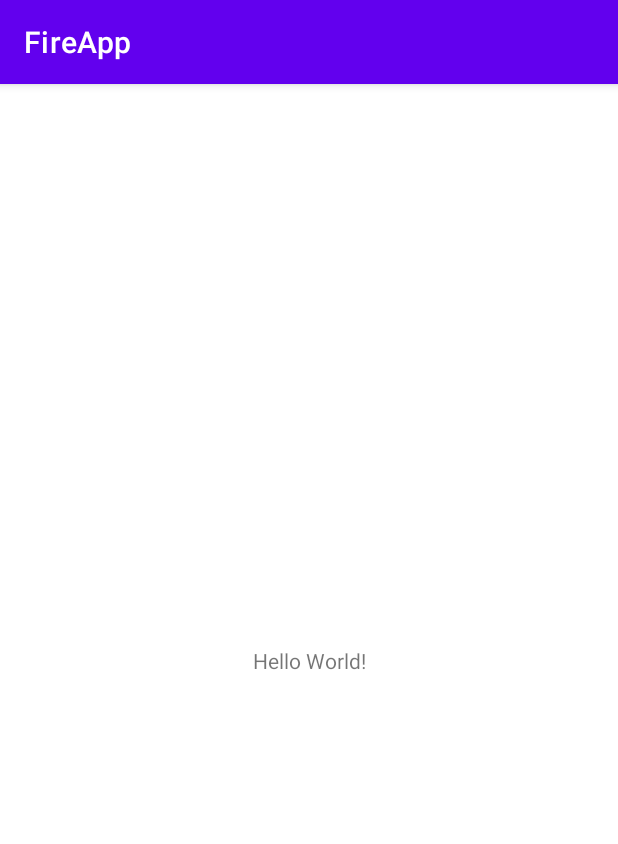
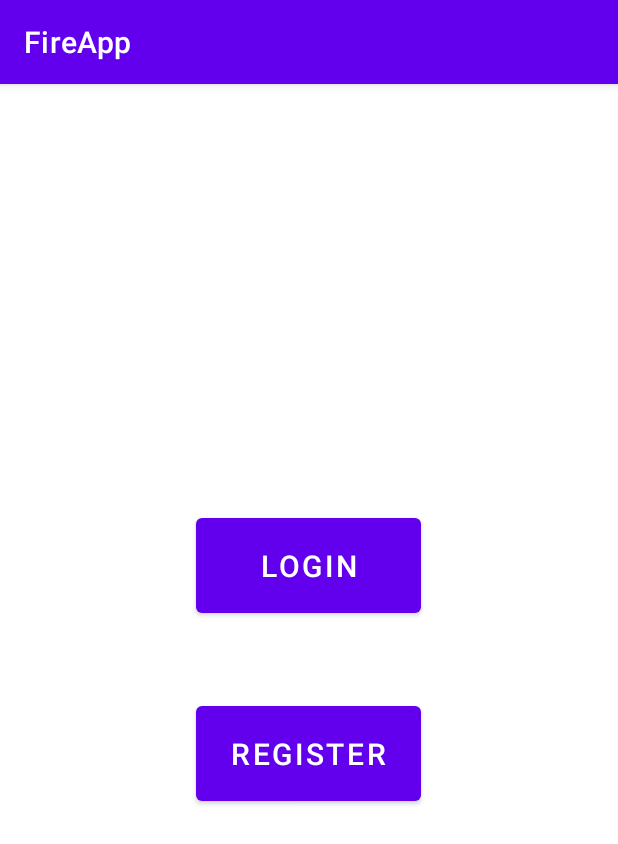
Before and after one commit to anupam2020/FireApp, an Android app: the screen it shows after launch (MainActivity), on a phone screen of 412 x 824 dp. Shown: the top 844 px of the screen. Run offline under Robolectric (Android 15) with nearby library versions, the phone set to English and light mode, and no system bars; our stand-ins replace Firebase (no records; nobody signed in at launch, a user with empty details on screens opened directly).

Commit message:
Registraton and Login Skins added

```diff
--- a/app/build.gradle
+++ b/app/build.gradle
@@ -33,6 +33,7 @@ dependencies {
     implementation 'androidx.appcompat:appcompat:1.3.0'
     implementation 'com.google.android.material:material:1.4.0'
     implementation 'androidx.constraintlayout:constraintlayout:2.0.4'
+    implementation 'org.jetbrains:annotations:15.0'
     testImplementation 'junit:junit:4.13.2'
     androidTestImplementation 'androidx.test.ext:junit:1.1.3'
     androidTestImplementation 'androidx.test.espresso:espresso-core:3.4.0'
@@ -41,5 +42,5 @@ dependencies {
     implementation 'com.google.firebase:firebase-auth:21.0.1'
     implementation 'com.google.firebase:firebase-database:20.0.0'
     implementation 'com.google.firebase:firebase-storage:20.0.0'
-    implementation 'com.google.firebase:firebase-crashlytics:18.1.0'
+    implementation 'com.google.android.material:material:1.3.0'
 }
--- a/app/src/main/AndroidManifest.xml
+++ b/app/src/main/AndroidManifest.xml
@@ -9,6 +9,9 @@
         android:roundIcon="@mipmap/ic_launcher_round"
         android:supportsRtl="true"
         android:theme="@style/Theme.FireApp">
+        <activity android:name=".Second"></activity>
+        <activity android:name=".Login" />
+        <activity android:name=".Registration" />
         <activity android:name=".MainActivity">
             <intent-filter>
                 <action android:name="android.intent.action.MAIN" />
--- a/app/src/main/java/com/example/fireapp/MainActivity.java
+++ b/app/src/main/java/com/example/fireapp/MainActivity.java
@@ -2,13 +2,55 @@ package com.example.fireapp;
 
 import androidx.appcompat.app.AppCompatActivity;
 
+import android.content.Intent;
 import android.os.Bundle;
+import android.view.View;
+import android.widget.Button;
+import android.widget.Toast;
+
+import com.google.firebase.auth.FirebaseAuth;
+import com.google.firebase.auth.FirebaseUser;
+import com.google.firebase.database.DataSnapshot;
+
+import java.util.ArrayList;
 
 public class MainActivity extends AppCompatActivity {
+
+    private Button login,register;
+
+    FirebaseUser user;
+
+    ArrayList<Email> emailList=new ArrayList<Email>();
 
     @Override
     protected void onCreate(Bundle savedInstanceState) {
         super.onCreate(savedInstanceState);
         setContentView(R.layout.activity_main);
+
+        login=findViewById(R.id.btn_Login);
+        register=findViewById(R.id.btn_Register);
+
+        user= FirebaseAuth.getInstance().getCurrentUser();
+
+
+        login.setOnClickListener(new View.OnClickListener() {
+            @Override
+            public void onClick(View v) {
+
+                startActivity(new Intent(MainActivity.this,Login.class));
+                finish();
+            }
+        });
+
+        register.setOnClickListener(new View.OnClickListener() {
+            @Override
+            public void onClick(View v) {
+
+                startActivity(new Intent(MainActivity.this,Registration.class));
+                finish();
+            }
+        });
+
+
     }
 }
--- a/app/src/main/res/layout/activity_main.xml
+++ b/app/src/main/res/layout/activity_main.xml
@@ -6,13 +6,28 @@
     android:layout_height="match_parent"
     tools:context=".MainActivity">
 
-    <TextView
-        android:layout_width="wrap_content"
-        android:layout_height="wrap_content"
-        android:text="Hello World!"
-        app:layout_constraintBottom_toBottomOf="parent"
-        app:layout_constraintLeft_toLeftOf="parent"
-        app:layout_constraintRight_toRightOf="parent"
-        app:layout_constraintTop_toTopOf="parent" />
+    <LinearLayout
+        android:layout_width="match_parent"
+        android:layout_height="match_parent"
+        android:orientation="vertical"
+        tools:ignore="MissingConstraints"
+        android:gravity="center">
+
+        <Button
+            android:id="@+id/btn_Login"
+            android:layout_width="150dp"
+            android:layout_height="75dp"
+            android:text="Login"
+            android:textSize="20dp" />
+
+        <Button
+            android:id="@+id/btn_Register"
+            android:layout_width="150dp"
+            android:layout_height="75dp"
+            android:text="Register"
+            android:textSize="20dp"
+            android:layout_marginTop="50dp"/>
+
+    </LinearLayout>
 
 </androidx.constraintlayout.widget.ConstraintLayout>
```
Also changed, not shown: app/src/main/java/com/example/fireapp/Email.java (added, +14 -0 lines), app/src/main/java/com/example/fireapp/Login.java (added, +99 -0 lines), app/src/main/java/com/example/fireapp/Registration.java (added, +118 -0 lines), app/src/main/java/com/example/fireapp/Second.java (added, +14 -0 lines), app/src/main/res/layout/activity_login.xml (added, +67 -0 lines), app/src/main/res/layout/activity_registration.xml (added, +67 -0 lines), app/src/main/res/layout/activity_second.xml (added, +9 -0 lines).
